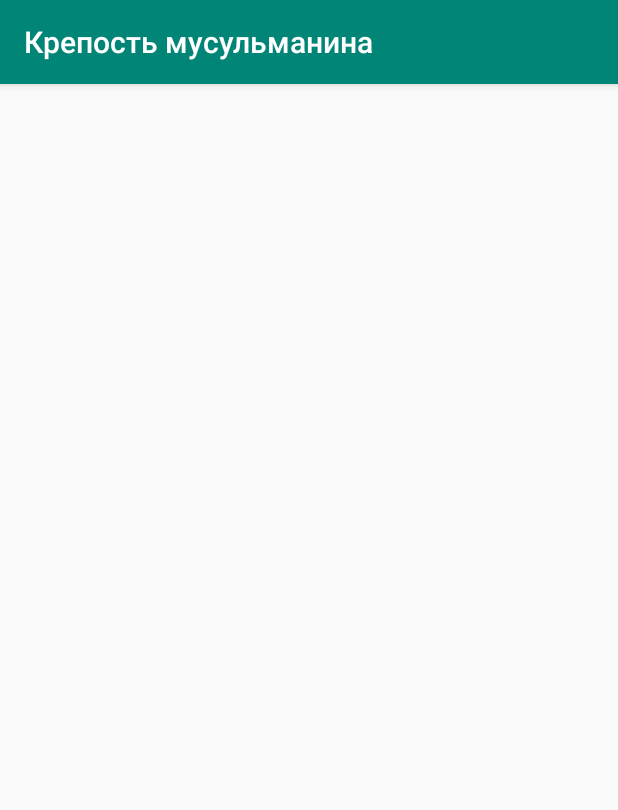
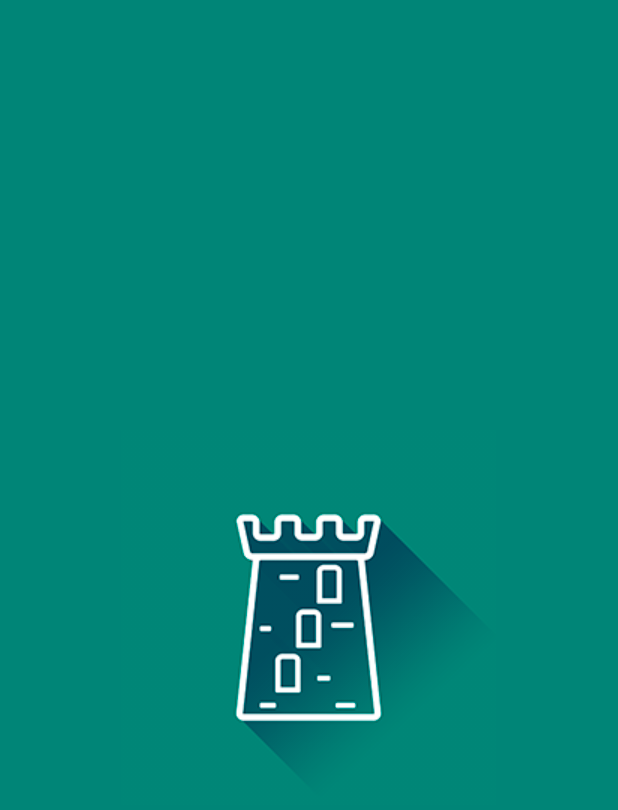
Before and after one commit to JMApps/FortressOfTheMuslim, an Android app: the SplashActivity screen opened directly, with no data from a screen before it, on a phone screen of 412 x 824 dp. Shown: the top 810 px of the screen. Run offline under Robolectric (Android 15) with nearby library versions, the phone set to English and light mode, and no system bars; 1 statement that could not run was skipped.

Commit message:
Added splash screen

```diff
--- /dev/null
+++ b/app/src/main/res/drawable/splash_background.xml
@@ -0,0 +1,9 @@
+<?xml version="1.0" encoding="utf-8"?>
+<layer-list xmlns:android="http://schemas.android.com/apk/res/android">
+    <item android:drawable="@color/colorPrimary" />
+    <item>
+        <bitmap
+            android:gravity="center_horizontal|center_vertical"
+            android:src="@drawable/ic_first_launch" />
+    </item>
+</layer-list>
--- a/app/src/main/res/values/styles.xml
+++ b/app/src/main/res/values/styles.xml
@@ -4,6 +4,19 @@
         <item name="colorPrimary">@color/colorPrimary</item>
         <item name="colorPrimaryDark">@color/colorPrimaryDark</item>
         <item name="colorAccent">@color/colorAccent</item>
+    </style>
+
+    <style name="SplashTheme" parent="Theme.AppCompat.NoActionBar">
+        <item name="android:windowFullscreen">true</item>
+        <item name="android:windowBackground">@drawable/splash_background</item>
+    </style>
+
+    <style name="BottomSheetStyleFull" parent="Theme.Design.Light.BottomSheetDialog">
+        <item name="bottomSheetStyle">@style/BottomSheetStyle</item>
+    </style>
+
+    <style name="BottomSheetStyle" parent="Widget.Design.BottomSheet.Modal">
+        <item name="behavior_peekHeight">500dp</item>
     </style>
 
     <style name="AppTheme.NoActionBar">
```
Also changed, not shown: app/src/main/AndroidManifest.xml (+10 -6 lines), app/src/main/res/drawable/ic_first_launch.png (added).
